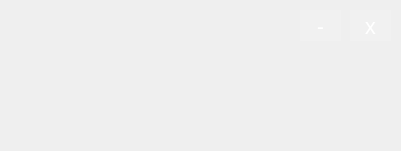
Before: the Qt Designer form Babel/client/forms/BabelDialog.ui in gvsurenderreddy/Babel-VOIP, drawn with Qt 5.
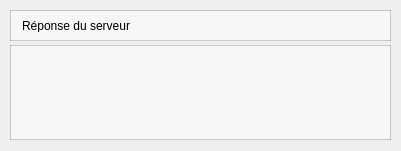
After: the same form once the commit is applied. Icons and pictures are not drawn.

Patch:
```diff
--- a/Babel/client/forms/BabelDialog.ui
+++ b/Babel/client/forms/BabelDialog.ui
@@ -20,77 +20,50 @@
    <property name="geometry">
     <rect>
      <x>10</x>
-     <y>60</y>
+     <y>45</y>
      <width>381</width>
-     <height>81</height>
+     <height>95</height>
     </rect>
    </property>
    <property name="styleSheet">
     <string notr="true">background: none;
-border: none;
-background-color: rgba(255, 255, 255, 0);
+border: 1px solid rgba(10, 10, 10, 0.2);
+background-color: rgba(255, 255, 255, 128);
+color: rgb(0, 0, 0);
+font: 9pt &quot;Open Sans Light&quot;;
 padding: 8px;
-font: 16px &quot;Open Sans Light&quot;;
-color: rgb(255, 255, 255);
 </string>
    </property>
    <property name="html">
     <string>&lt;!DOCTYPE HTML PUBLIC &quot;-//W3C//DTD HTML 4.0//EN&quot; &quot;http://www.w3.org/TR/REC-html40/strict.dtd&quot;&gt;
 &lt;html&gt;&lt;head&gt;&lt;meta name=&quot;qrichtext&quot; content=&quot;1&quot; /&gt;&lt;style type=&quot;text/css&quot;&gt;
 p, li { white-space: pre-wrap; }
-&lt;/style&gt;&lt;/head&gt;&lt;body style=&quot; font-family:'Open Sans Light'; font-size:16px; font-weight:400; font-style:normal;&quot;&gt;
+&lt;/style&gt;&lt;/head&gt;&lt;body style=&quot; font-family:'Open Sans Light'; font-size:9pt; font-weight:400; font-style:normal;&quot;&gt;
 &lt;p style=&quot;-qt-paragraph-type:empty; margin-top:0px; margin-bottom:0px; margin-left:0px; margin-right:0px; -qt-block-indent:0; text-indent:0px; font-size:12px;&quot;&gt;&lt;br /&gt;&lt;/p&gt;&lt;/body&gt;&lt;/html&gt;</string>
    </property>
   </widget>
-  <widget class="QPushButton" name="close">
+  <widget class="QLabel" name="label">
    <property name="geometry">
     <rect>
-     <x>350</x>
+     <x>10</x>
      <y>10</y>
-     <width>41</width>
+     <width>381</width>
      <height>31</height>
     </rect>
    </property>
-   <property name="font">
-    <font>
-     <family>Small Fonts</family>
-     <pointsize>16</pointsize>
-    </font>
-   </property>
    <property name="styleSheet">
     <string notr="true">background: none;
-      border: none;
-      background-color: rgba(255, 255, 255, 32);
-      color: rgb(255, 255, 255);</string>
+border: 1px solid rgba(10, 10, 10, 0.2);
+background-color: rgba(255, 255, 255, 128);
+color: rgb(0, 0, 0);
+font: 9pt &quot;Open Sans Light&quot;;
+padding: 8px;</string>
    </property>
    <property name="text">
-    <string>x</string>
+    <string>Réponse du serveur</string>
    </property>
-  </widget>
-  <widget class="QPushButton" name="minimize">
-   <property name="geometry">
-    <rect>
-     <x>300</x>
-     <y>10</y>
-     <width>41</width>
-     <height>31</height>
-    </rect>
-   </property>
-   <property name="font">
-    <font>
-     <family>Small Fonts</family>
-     <pointsize>16</pointsize>
-    </font>
-   </property>
-   <property name="styleSheet">
-    <string notr="true">background: none;
-      border: none;
-      background-color: rgba(255, 255, 255, 32);
-      color: rgb(255, 255, 255);
-      </string>
-   </property>
-   <property name="text">
-    <string>-</string>
+   <property name="alignment">
+    <set>Qt::AlignLeading|Qt::AlignLeft|Qt::AlignVCenter</set>
    </property>
   </widget>
  </widget>
```
Left out of the diff: 37 changed lines with no effect on the pictures.
